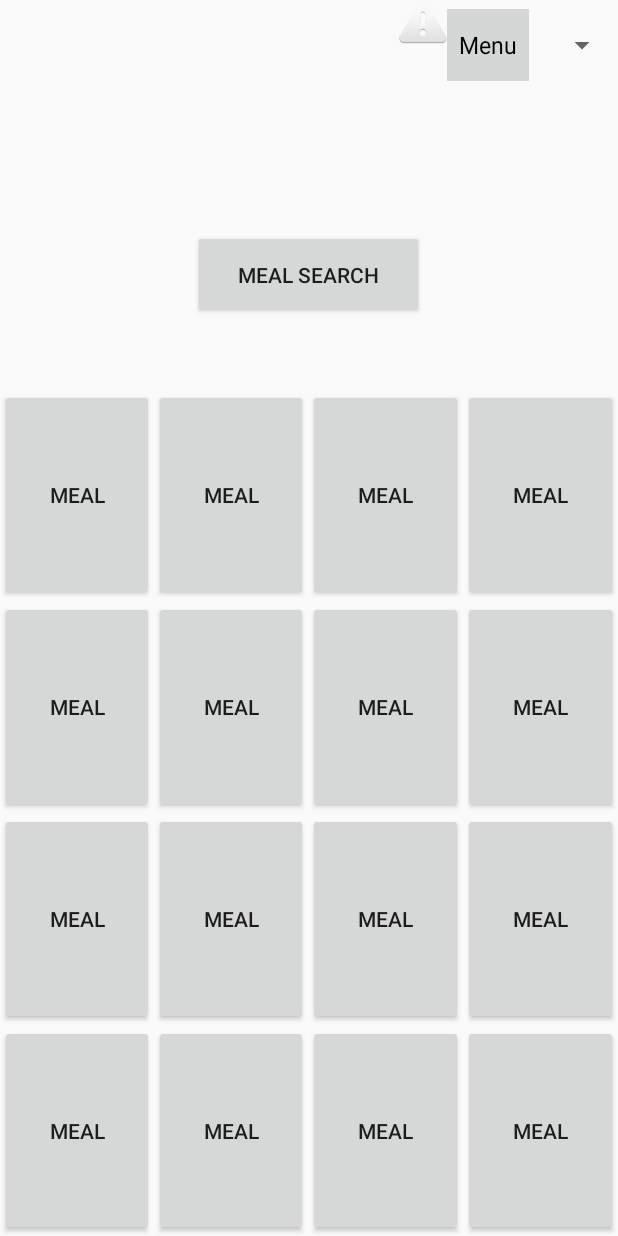
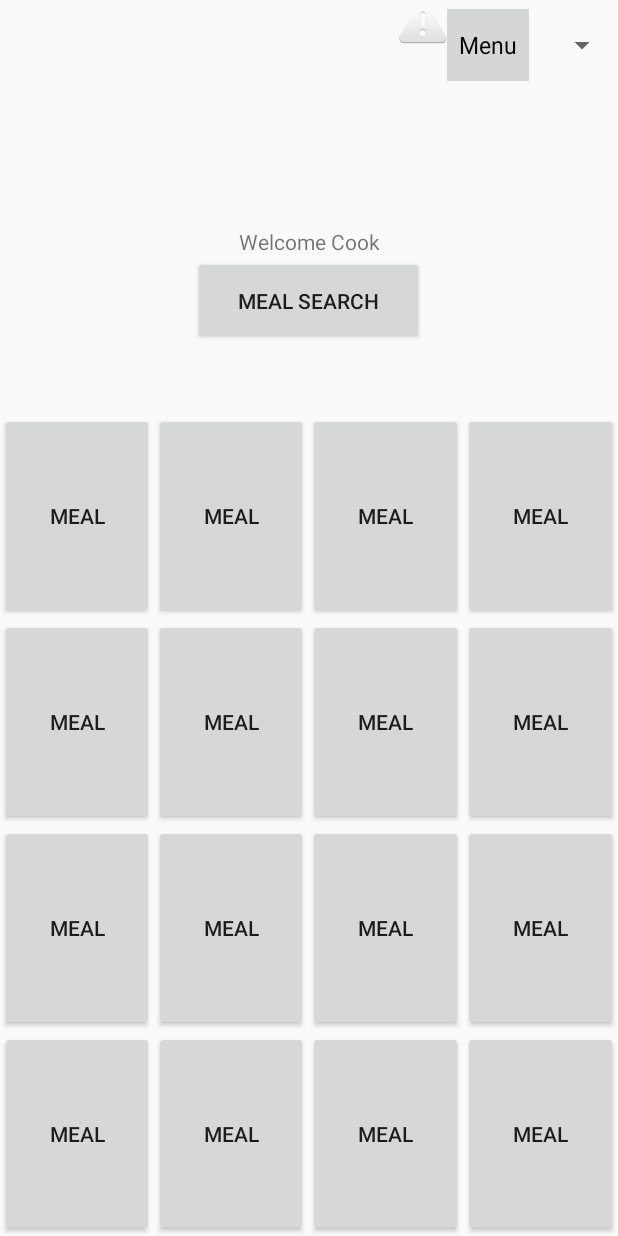
Before and after one commit to gregory133/Mealer_project, an Android app: the UserHomepageActivity screen opened directly, with no data from a screen before it, on a phone screen of 412 x 824 dp. Run offline under Robolectric (Android 15) with nearby library versions, the phone set to English and light mode, and no system bars.

Commit message:
added welcome text

```diff
--- a/app/src/main/java/com/example/homepageactivity/UserHomepageActivity.java
+++ b/app/src/main/java/com/example/homepageactivity/UserHomepageActivity.java
@@ -9,6 +9,7 @@ import android.widget.AdapterView;
 import android.widget.ArrayAdapter;
 import android.widget.ImageView;
 import android.widget.Spinner;
+import android.widget.TextView;
 import android.widget.Toast;
 
 import java.util.Arrays;
@@ -22,6 +23,7 @@ public class UserHomepageActivity extends AppCompatActivity {
         setContentView(R.layout.activity_user_homepage);
 
         setupPageSelectSpinner((Spinner) findViewById(R.id.pagesSpinner));
+        setupWelcomeText();
     }
 
     @Override
@@ -68,6 +70,15 @@ public class UserHomepageActivity extends AppCompatActivity {
         });
     }
 
+    private void setupWelcomeText(){
+        TextView welcomeUserText = findViewById(R.id.welcomeUserText);
+        welcomeUserText.setText("Welcome "+getUserType());
+    }
+
+    private String getUserType(){
+        return "Cook";
+    }
+
     public void UserLogoutRequest(){
         Intent returnIntent = new Intent();
         returnIntent.putExtra("Logout", 1);
--- a/app/src/main/res/layout/activity_user_homepage.xml
+++ b/app/src/main/res/layout/activity_user_homepage.xml
@@ -41,6 +41,14 @@
             android:layout_width="match_parent"
             android:layout_height="0dp"
             android:layout_weight="2" />
+
+        <TextView
+            android:id="@+id/welcomeUserText"
+            android:layout_width="match_parent"
+            android:layout_height="wrap_content"
+            android:layout_weight="0"
+            android:text="Welcome "
+            android:textAlignment="center" />
 
         <Button
             android:id="@+id/MealSearchButton"
```
